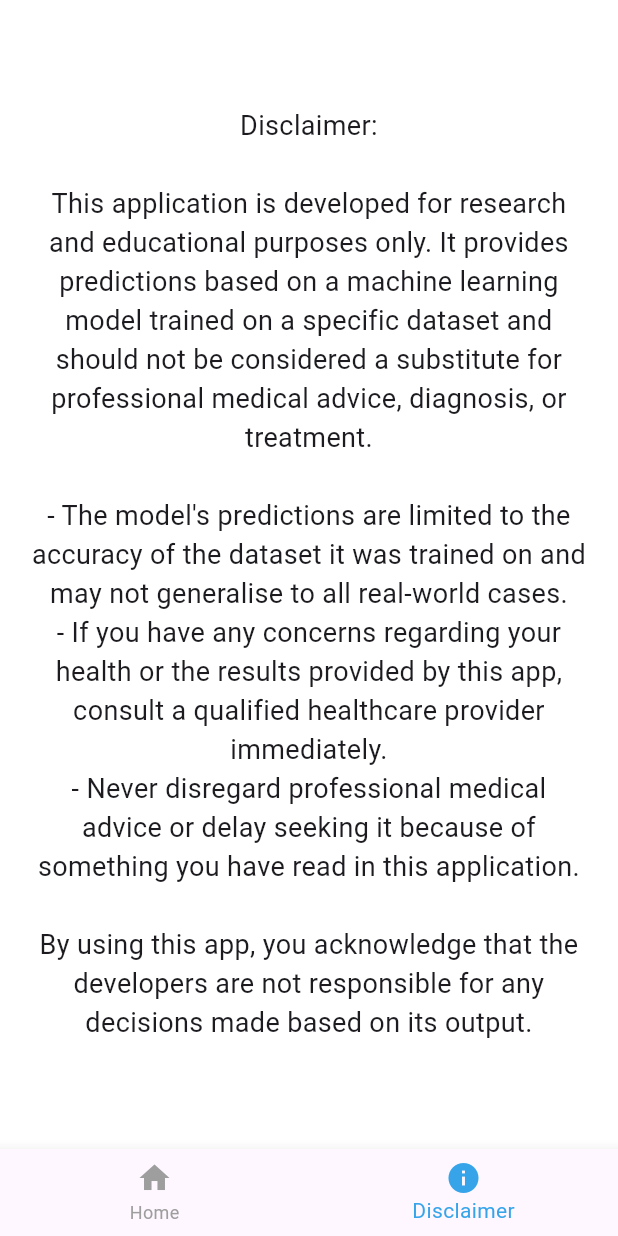
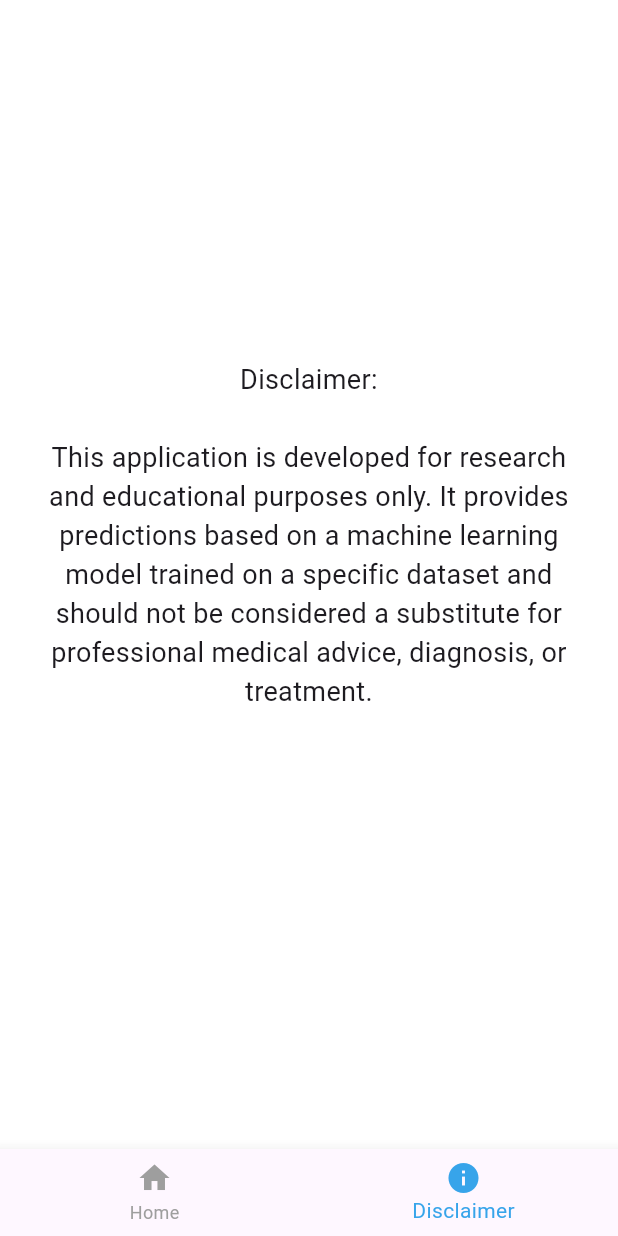
Before and after one commit to LiamM25/hnrs_app, a Flutter app: the screen it shows after launch, item 2 of the bottom bar chosen, on a phone screen of 412 x 824 dp. Run offline on Flutter 3.47's test engine with Material 3 defaults, Android fonts, the phone set to English and light mode, and no system bars; our stand-ins replace image_picker; missing offline and left inert: tflite_flutter.

```diff
--- a/detection_app/lib/screens/disclaimer_page.dart
+++ b/detection_app/lib/screens/disclaimer_page.dart
@@ -12,11 +12,8 @@ class DisclaimerPage extends StatelessWidget {
           padding: EdgeInsets.all(20),
           child: Text(
             'Disclaimer:\n\n'
-            'This application is developed for research and educational purposes only. It provides predictions based on a machine learning model trained on a specific dataset and should not be considered a substitute for professional medical advice, diagnosis, or treatment.\n\n'
-            '- The model\'s predictions are limited to the accuracy of the dataset it was trained on and may not generalise to all real-world cases.\n'
-            '- If you have any concerns regarding your health or the results provided by this app, consult a qualified healthcare provider immediately.\n'
-            '- Never disregard professional medical advice or delay seeking it because of something you have read in this application.\n\n'
-            'By using this app, you acknowledge that the developers are not responsible for any decisions made based on its output.',
+            'This application is developed for research and educational purposes only. It provides predictions based on a machine learning model trained on a specific dataset and should not be considered a substitute for professional medical advice, diagnosis, or treatment.\n\n',
+
             textAlign: TextAlign.center,
             style: TextStyle(fontSize: 18),
           ),
--- a/detection_app/lib/services/tflite_service.dart
+++ b/detection_app/lib/services/tflite_service.dart
@@ -18,7 +18,7 @@ class TFLiteService {
 
 Future<List<dynamic>> runModelOnImage(List<List<List<List<int>>>> input) async {
   try {
-    final output = List.generate(1, (_) => List.filled(7, 0.0)); // Adjusted to [1, 7]
+    final output = List.generate(1, (_) => List.filled(7, 0.0));
     _interpreter.run(input, output); // Running inference
     print('Inference output: $output');
     return output[0]; // Return the first element which contains the predictions
```
Also changed, not shown: detection_app/lib/screens/results_page.dart (deleted, +0 -19 lines).
